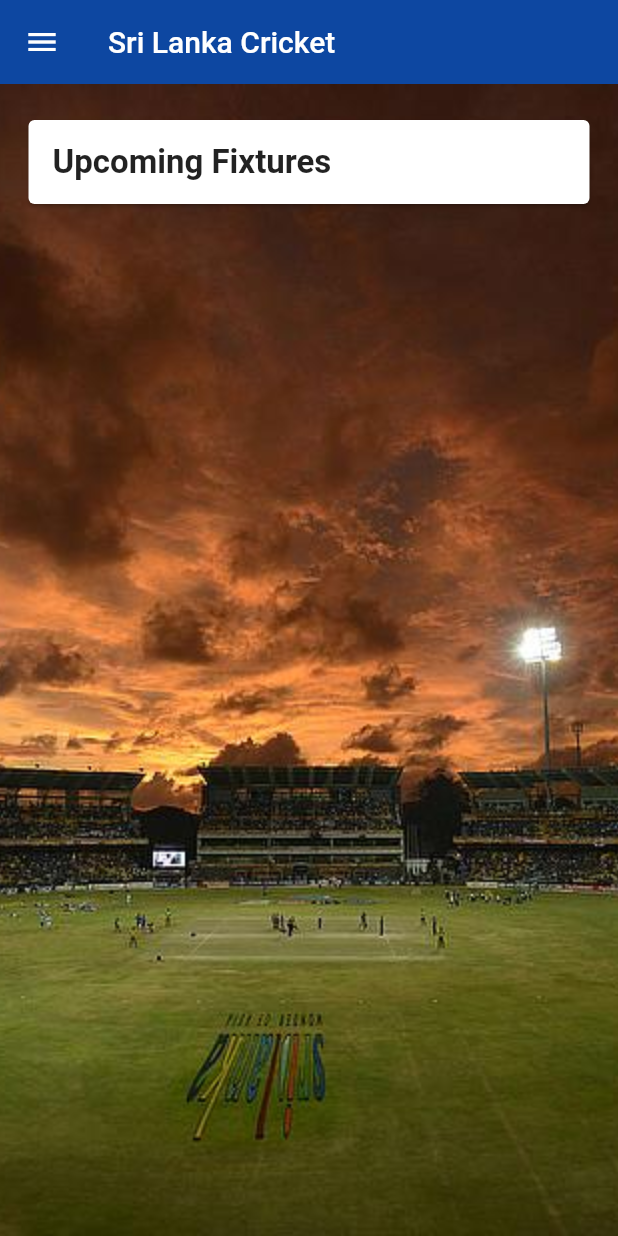
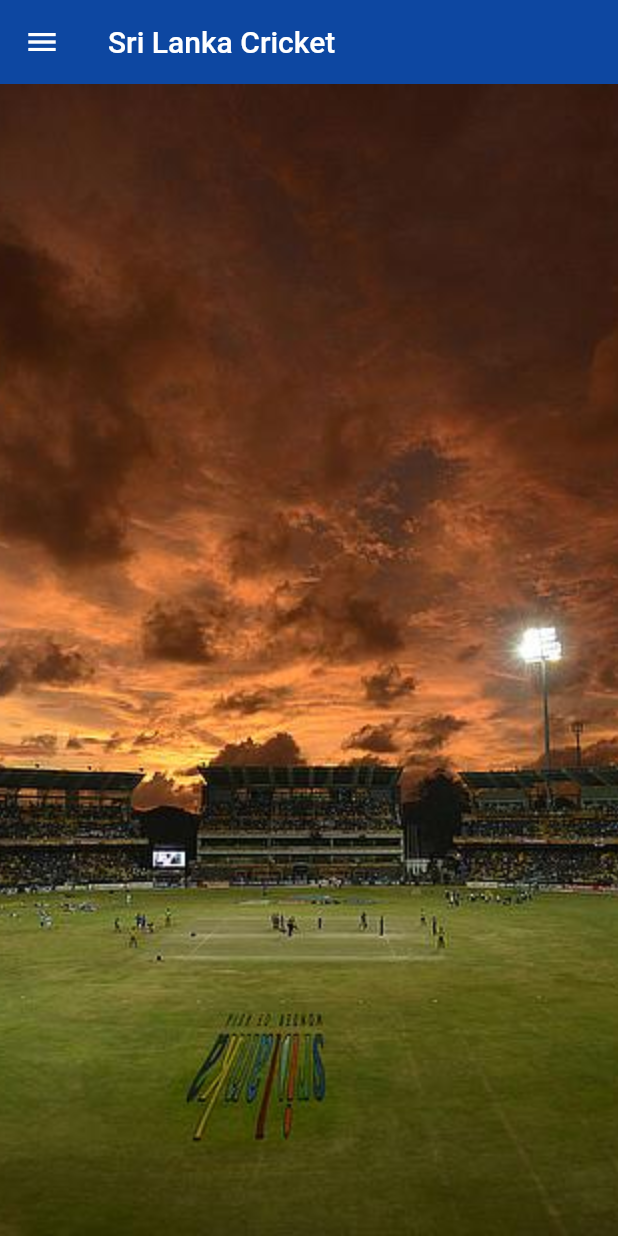
Before and after one commit to chamikaravinda/sri_lanka_cricket_app, a Flutter app: the screen it shows once a user with an empty profile is signed in, on a phone screen of 412 x 824 dp. Run offline on Flutter 3.47's test engine with Material 2 defaults, Android fonts, the phone set to English and light mode, and no system bars; our stand-ins replace cloud_firestore, firebase_auth, flutter_spinkit; accounts and stored records are empty.

Commit message:
routing created

```diff
--- /dev/null
+++ b/lib/screens/home/fixtures.dart
@@ -0,0 +1,34 @@
+import 'package:app/shared/sideDrawer.dart';
+import 'package:flutter/material.dart';
+
+class FixturesCalander extends StatefulWidget {
+
+  final Function toggleView;
+  FixturesCalander({this.toggleView});
+
+  @override
+  _FixturesCalanderState createState() => _FixturesCalanderState();
+}
+
+class _FixturesCalanderState extends State<FixturesCalander> {
+  @override
+  Widget build(BuildContext context) {
+    return Scaffold(
+      backgroundColor: Colors.blue[200],
+      appBar: AppBar(
+        title: Text('Sri Lanka Cricket'),
+        backgroundColor:  Colors.blue[900],
+        elevation: 0.0,
+      ),
+      drawer: SideDrawer(toggleView: widget.toggleView),
+      body: Container(
+        decoration: BoxDecoration(
+            image: DecorationImage(
+              image: AssetImage('images/bg.jpg'),
+              fit: BoxFit.cover,
+            )
+        ),
+      ),
+    );
+  }
+}
--- a/lib/screens/home/fixtures_tile.dart
+++ b/lib/screens/home/fixtures_tile.dart
@@ -16,7 +16,7 @@ class FixturesTile extends StatelessWidget {
             radius: 25.0,
             backgroundColor: Colors.grey,
             backgroundImage: AssetImage(
-                'images/${fixtures.flag}.png'),
+                'images/${fixtures.flag}'),
           ),
           title: Padding(
             padding: EdgeInsets.fromLTRB(3.0, 0, 0, 0),
--- a/lib/screens/home/home.dart
+++ b/lib/screens/home/home.dart
@@ -1,30 +1,29 @@
 import 'package:app/models/fixtures.dart';
-import 'package:app/screens/home/setting_form.dart';
-import 'package:app/services/auth.dart';
+import 'package:app/screens/home/fixtures.dart';
+import 'package:app/shared/loading.dart';
 import 'package:flutter/material.dart';
 import 'package:provider/provider.dart';
 import 'package:app/services/database.dart';
 import 'package:app/screens/home/fixtures_list.dart';
 import 'package:app/shared/sideDrawer.dart';
 
-class Home extends StatelessWidget {
+class Home extends StatefulWidget {
 
-  final AuthService _authService = AuthService();
+  @override
+  _HomeState createState() => _HomeState();
+}
+
+class _HomeState extends State<Home> {
+  int showPage = 2;
+
+  void toggleView(int page){
+    setState(() => showPage = page);
+  }
+
   @override
   Widget build(BuildContext context) {
 
-    void _showSettingsPanel(){
-      showModalBottomSheet(
-          context: context,
-          builder: (context){
-            return Container(
-              padding: EdgeInsets.symmetric(vertical:20.0 , horizontal: 60.0),
-              child: SettingsForm(),
-            );
-          }
-      );
-    }
-
+    if(showPage==1){
       return StreamProvider<List<Fixtures>>.value(
         value: DatabaseService().fixtures,
         child: Scaffold(
@@ -34,7 +33,7 @@ class Home extends StatelessWidget {
             backgroundColor:  Colors.blue[900],
             elevation: 0.0,
           ),
-        drawer: SideDrawer(),
+          drawer: SideDrawer(toggleView: toggleView),
           body: Container(
               decoration: BoxDecoration(
                   image: DecorationImage(
@@ -67,5 +66,10 @@ class Home extends StatelessWidget {
           ),
         ),
       );
+    }else if(showPage ==2 ) {
+      return FixturesCalander(toggleView: toggleView,);
+    }else{
+      return Loading();
     }
   }
+}
```
Also changed, not shown: lib/screens/home/setting_form.dart (deleted, +0 -96 lines), lib/shared/sideDrawer.dart (+6 -2 lines), images/ind.webp (added), images/oma.PNG (added), images/png.png (added), images/saf.jpg (added). Lines whose indentation alone changed are shown as unchanged.
